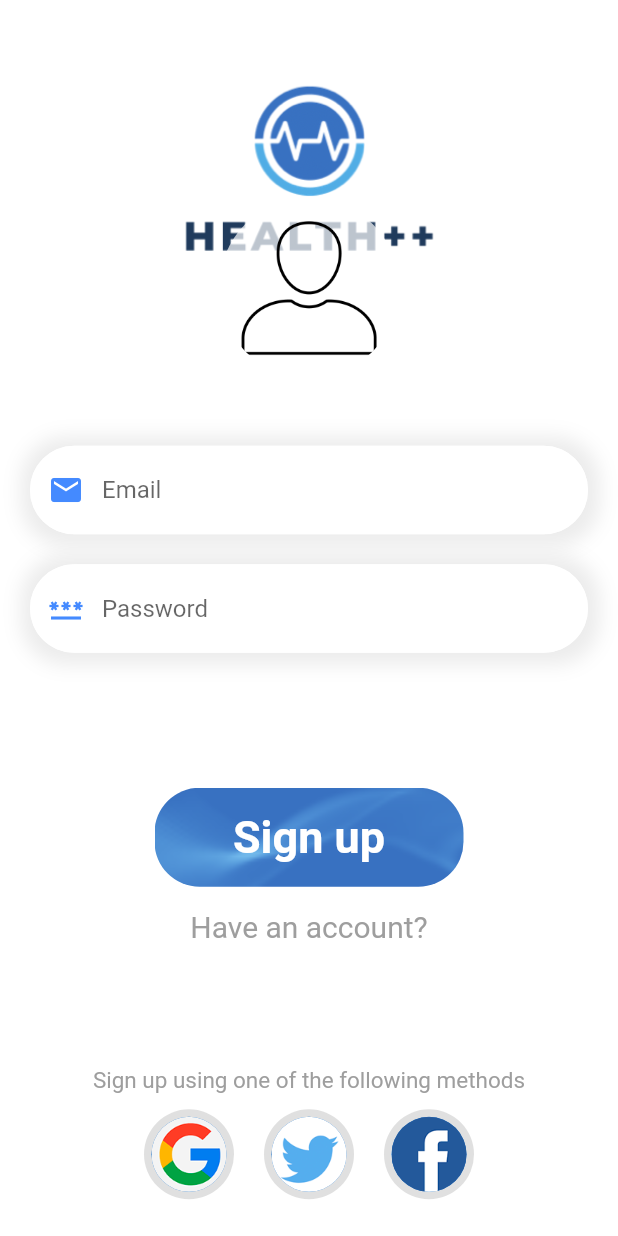
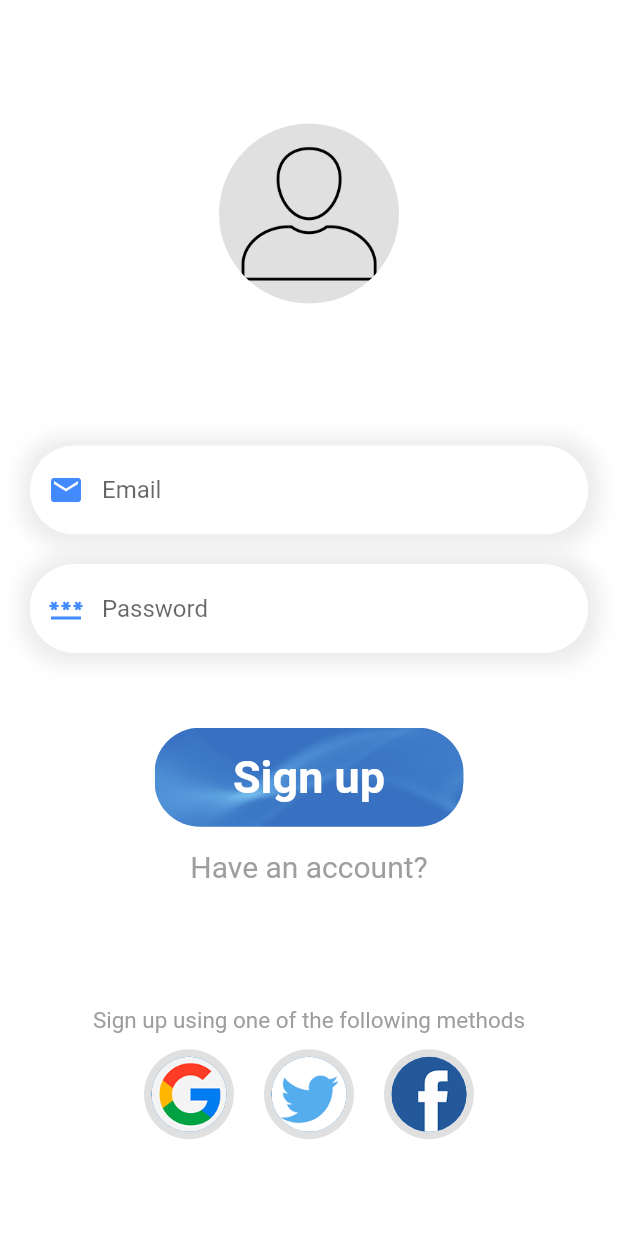
Before and after one commit to AxelSiliezar/HealthApp_HCI, a Flutter app: the SignUpPage screen opened directly, on a phone screen of 412 x 824 dp. Run offline on Flutter 3.47's test engine with Material 2 defaults, Android fonts, the phone set to English and light mode, and no system bars; our stand-ins replace get.

Commit message:
Contraints fixed

```diff
--- a/lib/login_page.dart
+++ b/lib/login_page.dart
@@ -143,7 +143,7 @@ class _LoginPageState extends State<LoginPage> {
               ],
             ),
           ),
-          SizedBox(height: 70,),
+          SizedBox(height: 30,),
           Container(
             width: w*0.5,
             height: h*0.08,
--- a/lib/signup_page.dart
+++ b/lib/signup_page.dart
@@ -26,16 +26,16 @@ class SignUpPage extends StatelessWidget {
               decoration: BoxDecoration(
                   image: DecorationImage(
                       image: AssetImage(
-                          "img/loginimg.png"
+                          "img/signup.png"
                       ),
                       fit: BoxFit.cover
                   )
               ),
               child: Column(
                 children: [
-                  SizedBox(height: h*0.16,),
+                  SizedBox(height: h*0.10,),
                   CircleAvatar(
-                    backgroundColor: Colors.white70,
+                    backgroundColor: Colors.grey[300],
                     radius: 60,
                     backgroundImage: AssetImage(
                       "img/profile.png"
@@ -129,7 +129,7 @@ class SignUpPage extends StatelessWidget {
               ),
             ),
             SizedBox(
-              height: 70,
+              height: 30,
             ),
             Container(
               width: w * 0.5,
```
Also changed, not shown: img/signup.png.
